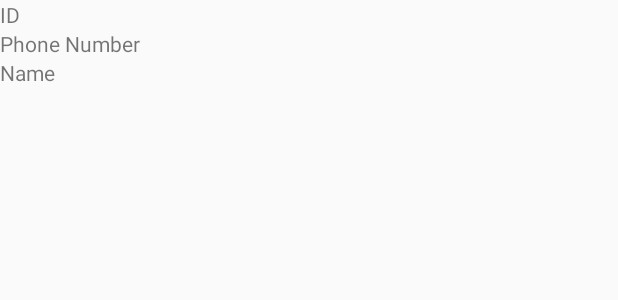
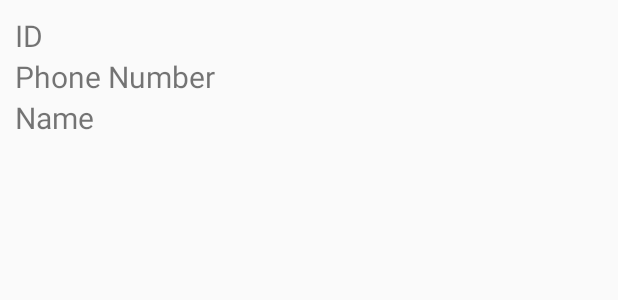
Before and after one commit to yeonsu100/MyAndroid, an Android app: the layout listview_cell.xml on its own in the app's theme, with its tools: preview values and no code run, on a phone screen of 412 x 824 dp. Shown: the top 300 px of the screen. Run offline under Robolectric (Android 15) with nearby library versions, the phone set to English and light mode, and no system bars.

Commit message:
step11 - Call

```diff
--- a/step11contentresolver/src/main/AndroidManifest.xml
+++ b/step11contentresolver/src/main/AndroidManifest.xml
@@ -4,6 +4,8 @@
 
     <!-- 연락처 정보에 접근하겠다는 퍼미션 -->
     <uses-permission android:name="android.permission.READ_CONTACTS"/>
+    <!-- 전화를 걸겠다는 퍼미션 -->
+    <uses-permission android:name="android.permission.CALL_PHONE"/>
 
     <application
         android:allowBackup="true"
--- a/step11contentresolver/src/main/res/layout/listview_cell.xml
+++ b/step11contentresolver/src/main/res/layout/listview_cell.xml
@@ -1,24 +1,28 @@
 <?xml version="1.0" encoding="utf-8"?>
 <LinearLayout xmlns:android="http://schemas.android.com/apk/res/android"
     android:orientation="vertical" android:layout_width="match_parent"
-    android:layout_height="wrap_content">
+    android:layout_height="wrap_content"
+    android:padding="10dp">
 
     <TextView
         android:layout_width="match_parent"
         android:layout_height="wrap_content"
         android:text="ID"
-        android:id="@+id/text_id"/>
+        android:id="@+id/text_id"
+        android:textSize="20sp"/>
 
     <TextView
         android:layout_width="match_parent"
         android:layout_height="wrap_content"
         android:text="Phone Number"
-        android:id="@+id/text_phone"/>
+        android:id="@+id/text_phone"
+        android:textSize="20sp"/>
 
     <TextView
         android:layout_width="match_parent"
         android:layout_height="wrap_content"
         android:text="Name"
-        android:id="@+id/text_name"/>
+        android:id="@+id/text_name"
+        android:textSize="20sp"/>
 
 </LinearLayout>
```
Also changed, not shown: step11contentresolver/src/main/java/com/winnie/step11contentresolver/MainActivity.java (+58 -1 lines).
